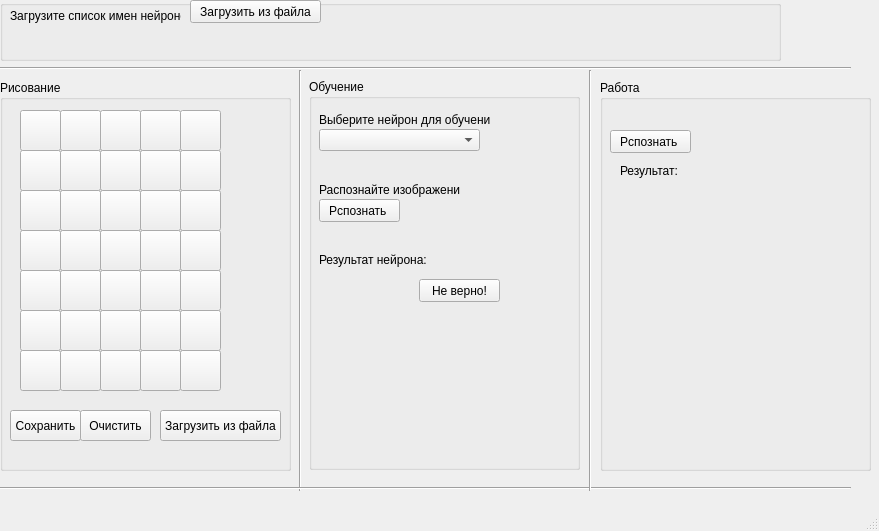
This is face/form_gr.ui in Alex-Bard/one-layer_neural_network as Qt 5 draws it before an edit. The edited form follows.
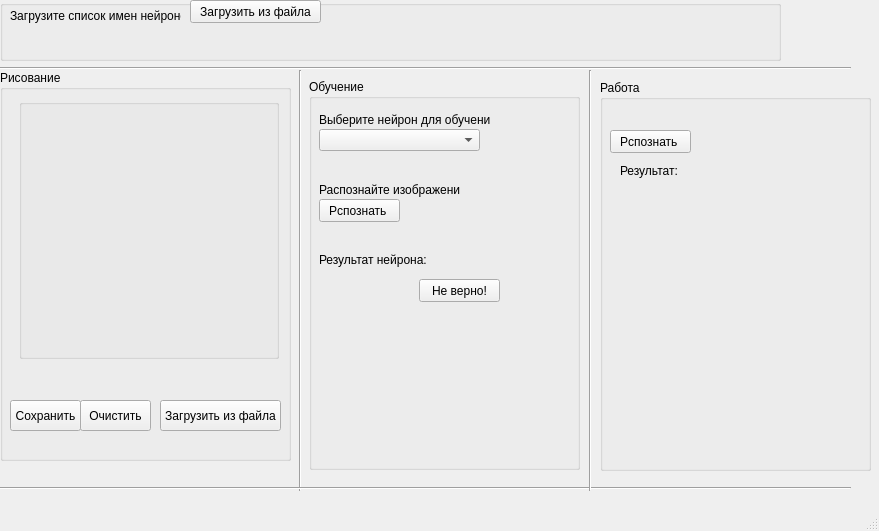
This is the edited form.

Commit message: changed filed for drawing to 32*32 size

Diff of the .ui file:
```diff
--- a/face/form_gr.ui
+++ b/face/form_gr.ui
@@ -27,7 +27,7 @@
     <property name="geometry">
      <rect>
       <x>0</x>
-      <y>80</y>
+      <y>70</y>
       <width>291</width>
       <height>391</height>
      </rect>
@@ -74,460 +74,31 @@
       <string>Загрузить из файла</string>
      </property>
     </widget>
-    <widget class="QPushButton" name="pushButton_00">
+    <widget class="QGroupBox" name="groupBox">
      <property name="geometry">
       <rect>
-       <x>20</x>
-       <y>30</y>
-       <width>41</width>
-       <height>41</height>
+       <x>19</x>
+       <y>29</y>
+       <width>260</width>
+       <height>260</height>
       </rect>
      </property>
-     <property name="text">
+     <property name="title">
       <string/>
      </property>
-    </widget>
-    <widget class="QPushButton" name="pushButton_10">
-     <property name="geometry">
-      <rect>
-       <x>20</x>
-       <y>70</y>
-       <width>41</width>
-       <height>41</height>
-      </rect>
-     </property>
-     <property name="text">
-      <string/>
-     </property>
-    </widget>
-    <widget class="QPushButton" name="pushButton_30">
-     <property name="geometry">
-      <rect>
-       <x>20</x>
-       <y>150</y>
-       <width>41</width>
-       <height>41</height>
-      </rect>
-     </property>
-     <property name="text">
-      <string/>
-     </property>
-    </widget>
-    <widget class="QPushButton" name="pushButton_20">
-     <property name="geometry">
-      <rect>
-       <x>20</x>
-       <y>110</y>
-       <width>41</width>
-       <height>41</height>
-      </rect>
-     </property>
-     <property name="text">
-      <string/>
-     </property>
-    </widget>
-    <widget class="QPushButton" name="pushButton_40">
-     <property name="geometry">
-      <rect>
-       <x>20</x>
-       <y>190</y>
-       <width>41</width>
-       <height>41</height>
-      </rect>
-     </property>
-     <property name="text">
-      <string/>
-     </property>
-    </widget>
-    <widget class="QPushButton" name="pushButton_50">
-     <property name="geometry">
-      <rect>
-       <x>20</x>
-       <y>230</y>
-       <width>41</width>
-       <height>41</height>
-      </rect>
-     </property>
-     <property name="text">
-      <string/>
-     </property>
-    </widget>
-    <widget class="QPushButton" name="pushButton_60">
-     <property name="geometry">
-      <rect>
-       <x>20</x>
-       <y>270</y>
-       <width>41</width>
-       <height>41</height>
-      </rect>
-     </property>
-     <property name="text">
-      <string/>
-     </property>
-    </widget>
-    <widget class="QPushButton" name="pushButton_01">
-     <property name="geometry">
-      <rect>
-       <x>60</x>
-       <y>30</y>
-       <width>41</width>
-       <height>41</height>
-      </rect>
-     </property>
-     <property name="text">
-      <string/>
-     </property>
-    </widget>
-    <widget class="QPushButton" name="pushButton_21">
-     <property name="geometry">
-      <rect>
-       <x>60</x>
-       <y>110</y>
-       <width>41</width>
-       <height>41</height>
-      </rect>
-     </property>
-     <property name="text">
-      <string/>
-     </property>
-    </widget>
-    <widget class="QPushButton" name="pushButton_31">
-     <property name="geometry">
-      <rect>
-       <x>60</x>
-       <y>150</y>
-       <width>41</width>
-       <height>41</height>
-      </rect>
-     </property>
-     <property name="text">
-      <string/>
-     </property>
-    </widget>
-    <widget class="QPushButton" name="pushButton_61">
-     <property name="geometry">
-      <rect>
-       <x>60</x>
-       <y>270</y>
-       <width>41</width>
-       <height>41</height>
-      </rect>
-     </property>
-     <property name="text">
-      <string/>
-     </property>
-    </widget>
-    <widget class="QPushButton" name="pushButton_11">
-     <property name="geometry">
-      <rect>
-       <x>60</x>
-       <y>70</y>
-       <width>41</width>
-       <height>41</height>
-      </rect>
-     </property>
-     <property name="text">
-      <string/>
-     </property>
-    </widget>
-    <widget class="QPushButton" name="pushButton_51">
-     <property name="geometry">
-      <rect>
-       <x>60</x>
-       <y>230</y>
-       <width>41</width>
-       <height>41</height>
-      </rect>
-     </property>
-     <property name="text">
-      <string/>
-     </property>
-    </widget>
-    <widget class="QPushButton" name="pushButton_41">
-     <property name="geometry">
-      <rect>
-       <x>60</x>
-       <y>190</y>
-       <width>41</width>
-       <height>41</height>
-      </rect>
-     </property>
-     <property name="text">
-      <string/>
-     </property>
-    </widget>
-    <widget class="QPushButton" name="pushButton_62">
-     <property name="geometry">
-      <rect>
-       <x>100</x>
-       <y>270</y>
-       <width>41</width>
-       <height>41</height>
-      </rect>
-     </property>
-     <property name="text">
-      <string/>
-     </property>
-    </widget>
-    <widget class="QPushButton" name="pushButton_32">
-     <property name="geometry">
-      <rect>
-       <x>100</x>
-       <y>150</y>
-       <width>41</width>
-       <height>41</height>
-      </rect>
-     </property>
-     <property name="text">
-      <string/>
-     </property>
-    </widget>
-    <widget class="QPushButton" name="pushButton_52">
-     <property name="geometry">
-      <rect>
-       <x>100</x>
-       <y>230</y>
-       <width>41</width>
-       <height>41</height>
-      </rect>
-     </property>
-     <property name="text">
-      <string/>
-     </property>
-    </widget>
-    <widget class="QPushButton" name="pushButton_12">
-     <property name="geometry">
-      <rect>
-       <x>100</x>
-       <y>70</y>
-       <width>41</width>
-       <height>41</height>
-      </rect>
-     </property>
-     <property name="text">
-      <string/>
-     </property>
-    </widget>
-    <widget class="QPushButton" name="pushButton_02">
-     <property name="geometry">
-      <rect>
-       <x>100</x>
-       <y>30</y>
-       <width>41</width>
-       <height>41</height>
-      </rect>
-     </property>
-     <property name="text">
-      <string/>
-     </property>
-    </widget>
-    <widget class="QPushButton" name="pushButton_22">
-     <property name="geometry">
-      <rect>
-       <x>100</x>
-       <y>110</y>
-       <width>41</width>
-       <height>41</height>
-      </rect>
-     </property>
-     <property name="text">
-      <string/>
-     </property>
-    </widget>
-    <widget class="QPushButton" name="pushButton_42">
-     <property name="geometry">
-      <rect>
-       <x>100</x>
-       <y>190</y>
-       <width>41</width>
-       <height>41</height>
-      </rect>
-     </property>
-     <property name="text">
-      <string/>
-     </property>
-    </widget>
-    <widget class="QPushButton" name="pushButton_63">
-     <property name="geometry">
-      <rect>
-       <x>140</x>
-       <y>270</y>
-       <width>41</width>
-       <height>41</height>
-      </rect>
-     </property>
-     <property name="text">
-      <string/>
-     </property>
-    </widget>
-    <widget class="QPushButton" name="pushButton_23">
-     <property name="geometry">
-      <rect>
-       <x>140</x>
-       <y>110</y>
-       <width>41</width>
-       <height>41</height>
-      </rect>
-     </property>
-     <property name="text">
-      <string/>
-     </property>
-    </widget>
-    <widget class="QPushButton" name="pushButton_33">
-     <property name="geometry">
-      <rect>
-       <x>140</x>
-       <y>150</y>
-       <width>41</width>
-       <height>41</height>
-      </rect>
-     </property>
-     <property name="text">
-      <string/>
-     </property>
-    </widget>
-    <widget class="QPushButton" name="pushButton_43">
-     <property name="geometry">
-      <rect>
-       <x>140</x>
-       <y>190</y>
-       <width>41</width>
-       <height>41</height>
-      </rect>
-     </property>
-     <property name="text">
-      <string/>
-     </property>
-    </widget>
-    <widget class="QPushButton" name="pushButton_13">
-     <property name="geometry">
-      <rect>
-       <x>140</x>
-       <y>70</y>
-       <width>41</width>
-       <height>41</height>
-      </rect>
-     </property>
-     <property name="text">
-      <string/>
-     </property>
-    </widget>
-    <widget class="QPushButton" name="pushButton_03">
-     <property name="geometry">
-      <rect>
-       <x>140</x>
-       <y>30</y>
-       <width>41</width>
-       <height>41</height>
-      </rect>
-     </property>
-     <property name="text">
-      <string/>
-     </property>
-    </widget>
-    <widget class="QPushButton" name="pushButton_53">
-     <property name="geometry">
-      <rect>
-       <x>140</x>
-       <y>230</y>
-       <width>41</width>
-       <height>41</height>
-      </rect>
-     </property>
-     <property name="text">
-      <string/>
-     </property>
-    </widget>
-    <widget class="QPushButton" name="pushButton_04">
-     <property name="geometry">
-      <rect>
-       <x>180</x>
-       <y>30</y>
-       <width>41</width>
-       <height>41</height>
-      </rect>
-     </property>
-     <property name="text">
-      <string/>
-     </property>
-    </widget>
-    <widget class="QPushButton" name="pushButton_44">
-     <property name="geometry">
-      <rect>
-       <x>180</x>
-       <y>190</y>
-       <width>41</width>
-       <height>41</height>
-      </rect>
-     </property>
-     <property name="text">
-      <string/>
-     </property>
-    </widget>
-    <widget class="QPushButton" name="pushButton_64">
-     <property name="geometry">
-      <rect>
-       <x>180</x>
-       <y>270</y>
-       <width>41</width>
-       <height>41</height>
-      </rect>
-     </property>
-     <property name="text">
-      <string/>
-     </property>
-    </widget>
-    <widget class="QPushButton" name="pushButton_24">
-     <property name="geometry">
-      <rect>
-       <x>180</x>
-       <y>110</y>
-       <width>41</width>
-       <height>41</height>
-      </rect>
-     </property>
-     <property name="text">
-      <string/>
-     </property>
-    </widget>
-    <widget class="QPushButton" name="pushButton_34">
-     <property name="geometry">
-      <rect>
-       <x>180</x>
-       <y>150</y>
-       <width>41</width>
-       <height>41</height>
-      </rect>
-     </property>
-     <property name="text">
-      <string/>
-     </property>
-    </widget>
-    <widget class="QPushButton" name="pushButton_54">
-     <property name="geometry">
-      <rect>
-       <x>180</x>
-       <y>230</y>
-       <width>41</width>
-       <height>41</height>
-      </rect>
-     </property>
-     <property name="text">
-      <string/>
-     </property>
-    </widget>
-    <widget class="QPushButton" name="pushButton_14">
-     <property name="geometry">
-      <rect>
-       <x>180</x>
-       <y>70</y>
-       <width>41</width>
-       <height>41</height>
-      </rect>
-     </property>
-     <property name="text">
-      <string/>
-     </property>
+     <widget class="QLabel" name="paintingLabel">
+      <property name="geometry">
+       <rect>
+        <x>6</x>
+        <y>2</y>
+        <width>251</width>
+        <height>251</height>
+       </rect>
+      </property>
+      <property name="text">
+       <string/>
+      </property>
+     </widget>
     </widget>
    </widget>
    <widget class="QGroupBox" name="loadSettingsBox">
```
The commit also changes 2 other files.
